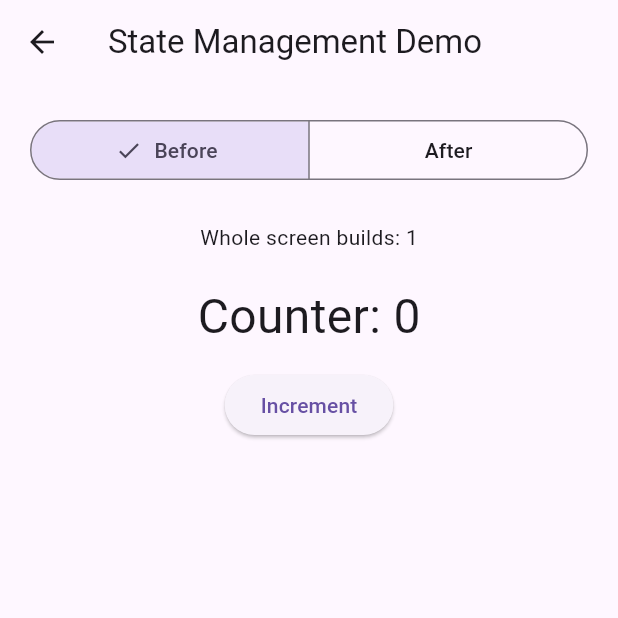
After one commit to ykflutter/flutter_performance_lab, a Flutter app: the screen it shows after launch, after a tap on "Phase 5: State Management", on a phone screen of 412 x 824 dp, the top half of it. The commit adds this screen. Run offline on Flutter 3.47's test engine with Material 3 defaults, Android fonts, the phone set to English and light mode, and no system bars; network calls fail.

Commit message:
Add Phase 4-7: expensive build, state, animation, JSON isolate

```diff
--- a/lib/main.dart
+++ b/lib/main.dart
@@ -1,8 +1,11 @@
 import 'package:flutter/material.dart';
-
 import 'phase1_rebuild/rebuild_demo_screen.dart';
 import 'phase2_list/list_demo_screen.dart';
 import 'phase3_image/image_demo_screen.dart';
+import 'phase4_build/build_demo_screen.dart';
+import 'phase5_state/state_demo_screen.dart';
+import 'phase6_animation/animation_demo_screen.dart';
+import 'phase7_json/json_demo_screen.dart';
 
 void main() {
   runApp(const MyApp());
@@ -24,32 +27,43 @@ class MyApp extends StatelessWidget {
 class HomeScreen extends StatelessWidget {
   const HomeScreen({super.key});
 
+  void open(BuildContext context, Widget screen) {
+    Navigator.push(context, MaterialPageRoute(builder: (_) => screen));
+  }
+
   @override
   Widget build(BuildContext context) {
     return Scaffold(
-      appBar: AppBar(title: const Text('Performance Lab')),
+      appBar: AppBar(title: const Text('Flutter Performance Lab')),
       body: ListView(
         children: [
           ListTile(
             title: const Text('Phase 1: Widget Rebuilds'),
-            onTap: () => Navigator.push(
-              context,
-              MaterialPageRoute(builder: (_) => const RebuildDemoScreen()),
-            ),
+            onTap: () => open(context, const RebuildDemoScreen()),
           ),
           ListTile(
             title: const Text('Phase 2: List Performance'),
-            onTap: () => Navigator.push(
-              context,
-              MaterialPageRoute(builder: (_) => const ListDemoScreen()),
-            ),
+            onTap: () => open(context, const ListDemoScreen()),
           ),
           ListTile(
             title: const Text('Phase 3: Image Optimization'),
-            onTap: () => Navigator.push(
-              context,
-              MaterialPageRoute(builder: (_) => const ImageDemoScreen()),
-            ),
+            onTap: () => open(context, const ImageDemoScreen()),
+          ),
+          ListTile(
+            title: const Text('Phase 4: Expensive Build'),
+            onTap: () => open(context, const BuildDemoScreen()),
+          ),
+          ListTile(
+            title: const Text('Phase 5: State Management'),
+            onTap: () => open(context, const StateDemoScreen()),
+          ),
+          ListTile(
+            title: const Text('Phase 6: Animation'),
+            onTap: () => open(context, const AnimationDemoScreen()),
+          ),
+          ListTile(
+            title: const Text('Phase 7: JSON Parsing'),
+            onTap: () => open(context, const JsonDemoScreen()),
           ),
         ],
       ),
--- /dev/null
+++ b/lib/phase5_state/state_demo_screen.dart
@@ -0,0 +1,38 @@
+import 'package:flutter/material.dart';
+import 'state_widgets.dart';
+
+class StateDemoScreen extends StatefulWidget {
+  const StateDemoScreen({super.key});
+
+  @override
+  State<StateDemoScreen> createState() => _StateDemoScreenState();
+}
+
+class _StateDemoScreenState extends State<StateDemoScreen> {
+  bool showAfter = false;
+
+  @override
+  Widget build(BuildContext context) {
+    return Scaffold(
+      appBar: AppBar(title: const Text('State Management Demo')),
+      body: Padding(
+        padding: const EdgeInsets.all(20),
+        child: Column(
+          crossAxisAlignment: CrossAxisAlignment.stretch,
+          children: [
+            SegmentedButton<bool>(
+              segments: const [
+                ButtonSegment(value: false, label: Text('Before')),
+                ButtonSegment(value: true, label: Text('After')),
+              ],
+              selected: {showAfter},
+              onSelectionChanged: (s) => setState(() => showAfter = s.first),
+            ),
+            const SizedBox(height: 24),
+            showAfter ? const AfterState() : const BeforeState(),
+          ],
+        ),
+      ),
+    );
+  }
+}
--- /dev/null
+++ b/lib/phase5_state/state_widgets.dart
@@ -0,0 +1,72 @@
+import 'package:flutter/material.dart';
+
+/// BEFORE: setState poori screen rebuild karta hai (Header + Footer bhi).
+class BeforeState extends StatefulWidget {
+  const BeforeState({super.key});
+
+  @override
+  State<BeforeState> createState() => _BeforeStateState();
+}
+
+class _BeforeStateState extends State<BeforeState> {
+  int counter = 0;
+  int screenBuilds = 0;
+
+  @override
+  Widget build(BuildContext context) {
+    screenBuilds++;
+    return Column(
+      children: [
+        Text('Whole screen builds: $screenBuilds'),
+        const SizedBox(height: 20),
+        Text('Counter: $counter', style: const TextStyle(fontSize: 32)),
+        const SizedBox(height: 12),
+        ElevatedButton(
+          onPressed: () => setState(() => counter++),
+          child: const Text('Increment'),
+        ),
+      ],
+    );
+  }
+}
+
+/// AFTER: ValueNotifier + ValueListenableBuilder, sirf Text rebuild hota hai.
+class AfterState extends StatefulWidget {
+  const AfterState({super.key});
+
+  @override
+  State<AfterState> createState() => _AfterStateState();
+}
+
+class _AfterStateState extends State<AfterState> {
+  final ValueNotifier<int> counter = ValueNotifier(0);
+  int screenBuilds = 0;
+
+  @override
+  void dispose() {
+    counter.dispose();
+    super.dispose();
+  }
+
+  @override
+  Widget build(BuildContext context) {
+    screenBuilds++;
+    return Column(
+      children: [
+        Text('Whole screen builds: $screenBuilds'), // tap pe nahi badhega
+        const SizedBox(height: 20),
+        ValueListenableBuilder<int>(
+          valueListenable: counter,
+          builder: (context, value, _) {
+            return Text('Counter: $value', style: const TextStyle(fontSize: 32));
+          },
+        ),
+        const SizedBox(height: 12),
+        ElevatedButton(
+          onPressed: () => counter.value++,
+          child: const Text('Increment'),
+        ),
+      ],
+    );
+  }
+}
--- /dev/null
+++ b/lib/phase7_json/json_demo_screen.dart
@@ -0,0 +1,41 @@
+import 'package:flutter/material.dart';
+import 'json_widgets.dart';
+
+class JsonDemoScreen extends StatefulWidget {
+  const JsonDemoScreen({super.key});
+
+  @override
+  State<JsonDemoScreen> createState() => _JsonDemoScreenState();
+}
+
+class _JsonDemoScreenState extends State<JsonDemoScreen> {
+  bool showAfter = false;
+
+  @override
+  Widget build(BuildContext context) {
+    return Scaffold(
+      appBar: AppBar(title: const Text('JSON Parsing Demo')),
+      body: Padding(
+        padding: const EdgeInsets.all(20),
+        child: Column(
+          crossAxisAlignment: CrossAxisAlignment.stretch,
+          children: [
+            SegmentedButton<bool>(
+              segments: const [
+                ButtonSegment(value: false, label: Text('Before')),
+                ButtonSegment(value: true, label: Text('After')),
+              ],
+              selected: {showAfter},
+              onSelectionChanged: (s) => setState(() => showAfter = s.first),
+            ),
+            const SizedBox(height: 24),
+            // key: mode badalne pe widget fresh start ho
+            showAfter
+                ? const JsonLoader(key: ValueKey('after'), useIsolate: true)
+                : const JsonLoader(key: ValueKey('before'), useIsolate: false),
+          ],
+        ),
+      ),
+    );
+  }
+}
```
Also changed, not shown: lib/phase4_build/build_demo_screen.dart (added, +38 -0 lines), lib/phase4_build/build_widgets.dart (added, +83 -0 lines), lib/phase6_animation/animation_demo_screen.dart (added, +38 -0 lines), lib/phase6_animation/animation_widgets.dart (added, +87 -0 lines), lib/phase7_json/json_widgets.dart (added, +65 -0 lines).
